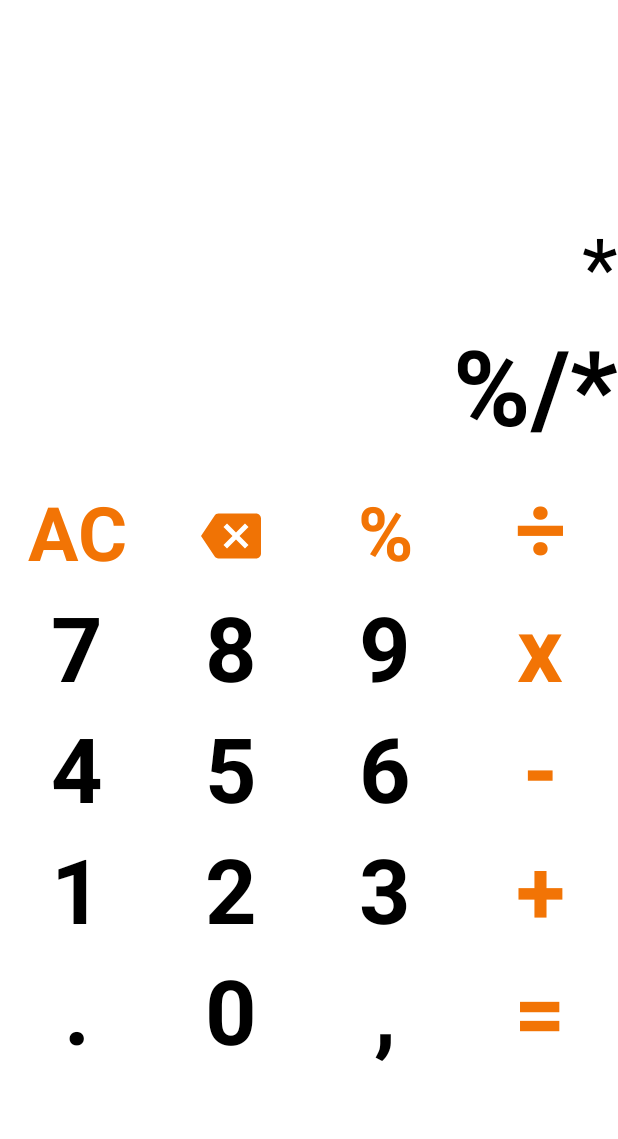
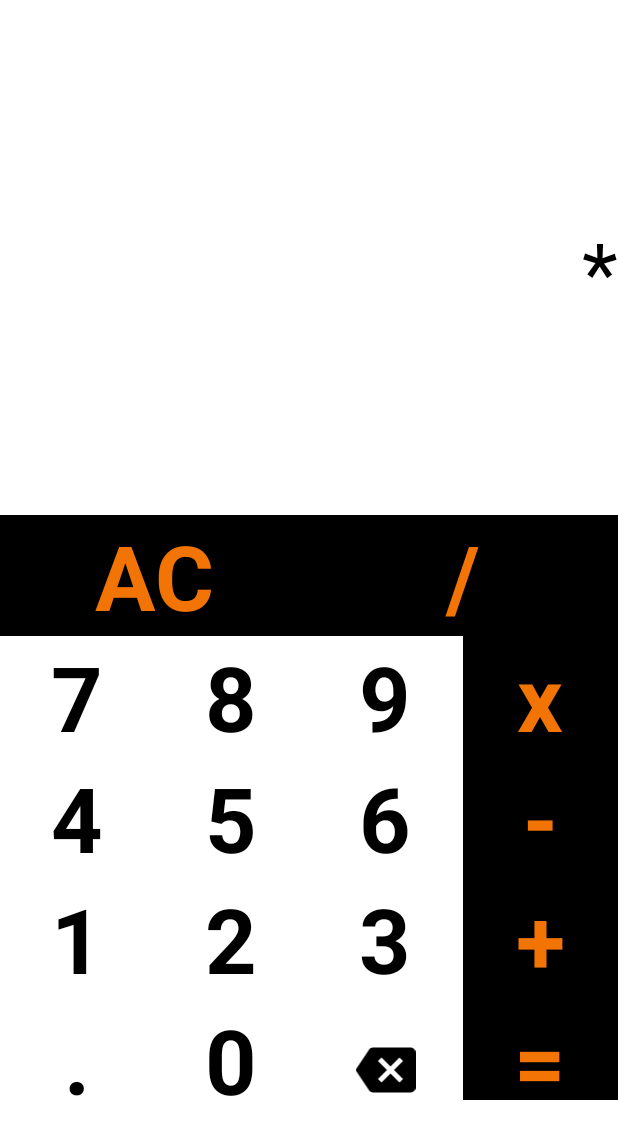
Before and after one commit to BrunoAnndrade/Math_Calculator, an Android app: the screen it shows after launch (MainActivity), after a tap on an icon or button, on a phone screen of 412 x 824 dp. Shown: the top 1139 px of the screen. Run offline under Robolectric (Android 15) with nearby library versions, the phone set to English and light mode, and no system bars; 3 other taps on this screen came first.

Commit message:
final app

```diff
--- a/app/src/main/java/com/example/calculator/MainActivity.kt
+++ b/app/src/main/java/com/example/calculator/MainActivity.kt
@@ -4,6 +4,8 @@ import androidx.appcompat.app.AppCompatActivity
 import android.os.Bundle
 import android.widget.ImageView
 import android.widget.TextView
+import net.objecthunter.exp4j.ExpressionBuilder
+import java.lang.Exception
 
 
 class MainActivity : AppCompatActivity() {
@@ -13,8 +15,8 @@ class MainActivity : AppCompatActivity() {
         setContentView(R.layout.activity_main)
 
 
-        val resultado = findViewById<TextView>(R.id.resultado)
-        val expressao = findViewById<TextView>(R.id.expressao)
+        val tvResultado = findViewById<TextView>(R.id.resultado)
+        val tvExpressao = findViewById<TextView>(R.id.expressao)
 
 
         // esconder a actionbar
@@ -32,7 +34,7 @@ class MainActivity : AppCompatActivity() {
         val oito = findViewById<TextView>(R.id.numero_oito)
         val nove = findViewById<TextView>(R.id.numero_nove)
         val ponto = findViewById<TextView>(R.id.sinalPonto)
-        val virgula = findViewById<TextView>(R.id.virgula)
+
 
 
         //Operadores
@@ -40,7 +42,7 @@ class MainActivity : AppCompatActivity() {
         val subtraçao = findViewById<TextView>(R.id.subtração)
         val divisao = findViewById<TextView>(R.id.divisão)
         val multiplicacao = findViewById<TextView>(R.id.multiplicação)
-        val porcentagem = findViewById<TextView>(R.id.porcetagem)
+
 
 
         val igual = findViewById<TextView>(R.id.sinalIgual)
@@ -49,30 +51,55 @@ class MainActivity : AppCompatActivity() {
 
 
         limparTudo.setOnClickListener {
-            resultado.text = ""
-            expressao.text = ""
+            tvResultado.text = ""
+            tvExpressao.text = ""
         }
 
         backspace.setOnClickListener {
-            val string = expressao.text.toString()
+            val string = tvExpressao.text.toString()
 
             if(string.isNotBlank()){
-                expressao.text = string.substring(0,string.length-1)
+                tvExpressao.text = string.substring(0,string.length-1)
             }
-            resultado.text = ""
+            tvResultado.text = ""
         }
+
+
+        igual.setOnClickListener{
+
+            try {
+                val expressao = ExpressionBuilder(tvExpressao.text.toString()).build()
+
+                //número double
+                val resultado = expressao.evaluate()
+                //numero inteiro long
+                val longResult = resultado.toLong()
+
+                if (resultado == longResult.toDouble()){
+                    tvResultado.text = longResult.toString()
+                } else{
+                    tvResultado.text = resultado.toString()
+                }
+
+            } catch (_:Exception){
+
+            }
+
+        }
+
+
 
         fun acrescentarUmaExpressao(string: String, limpar: Boolean) {
 
-            if (resultado.text.isNotEmpty()) {
-                expressao.text = ""
+            if (tvResultado.text.isNotEmpty()) {
+                tvExpressao.text = ""
             }
             if (limpar) {
-                resultado.text = ""
-                expressao.append(string)
+                tvResultado.text = ""
+                tvExpressao.append(string)
             } else {
-                expressao.append(string)
-                resultado.append(string)
+                tvExpressao.append(tvResultado.text)
+                tvExpressao.append(string)
             }
         }
 
@@ -88,14 +115,13 @@ class MainActivity : AppCompatActivity() {
         oito.setOnClickListener { acrescentarUmaExpressao("8", true) }
         nove.setOnClickListener { acrescentarUmaExpressao("9", true) }
         ponto.setOnClickListener { acrescentarUmaExpressao(".", true) }
-        virgula.setOnClickListener { acrescentarUmaExpressao(",", true) }
 
 
         soma.setOnClickListener { acrescentarUmaExpressao("+", false) }
         subtraçao.setOnClickListener { acrescentarUmaExpressao("-", false) }
         divisao.setOnClickListener { acrescentarUmaExpressao("/", false) }
         multiplicacao.setOnClickListener { acrescentarUmaExpressao("*", false) }
-        porcentagem.setOnClickListener { acrescentarUmaExpressao("%", false) }
+
 
     }
 
--- a/app/src/main/res/drawable/baseline_backspace_24.xml
+++ b/app/src/main/res/drawable/baseline_backspace_24.xml
@@ -1,5 +1,5 @@
 <vector android:autoMirrored="true" android:height="24dp"
-    android:tint="#F07305" android:viewportHeight="24"
+    android:tint="#000000" android:viewportHeight="24"
     android:viewportWidth="24" android:width="24dp" xmlns:android="http://schemas.android.com/apk/res/android">
     <path android:fillColor="@android:color/white" android:pathData="M22,3L7,3c-0.69,0 -1.23,0.35 -1.59,0.88L0,12l5.41,8.11c0.36,0.53 0.9,0.89 1.59,0.89h15c1.1,0 2,-0.9 2,-2L24,5c0,-1.1 -0.9,-2 -2,-2zM19,15.59L17.59,17 14,13.41 10.41,17 9,15.59 12.59,12 9,8.41 10.41,7 14,10.59 17.59,7 19,8.41 15.41,12 19,15.59z"/>
 </vector>
--- a/app/src/main/res/layout/activity_main.xml
+++ b/app/src/main/res/layout/activity_main.xml
@@ -10,8 +10,8 @@
     <TextView
         android:id="@+id/expressao"
         android:layout_width="match_parent"
-        android:layout_height="70dp"
-        android:layout_marginTop="140dp"
+        android:layout_height="100dp"
+        android:layout_marginTop="143dp"
         android:ellipsize="start"
         android:gravity="end"
         android:singleLine="true"
@@ -29,7 +29,8 @@
         android:text=""
         android:textColor="@color/black"
         android:textSize="70sp"
-        android:textStyle="bold" />
+        android:textStyle="bold"
+        android:maxLength="8"/>
 
     <LinearLayout
         android:layout_width="match_parent"
@@ -40,27 +41,13 @@
             android:id="@+id/limparTudo"
             style="@style/Operation_Button"
             android:text="AC"
-            android:textSize="50sp" />
+            />
 
-        <ImageView
-            android:id="@+id/backspace"
-            style="@style/Operation_Button"
-            android:layout_height="40dp"
-            android:layout_marginTop="27dp"
-            android:src="@drawable/baseline_backspace_24" />
-
-        <TextView
-            android:id="@+id/porcetagem"
-            style="@style/Operation_Button"
-            android:text="%"
-            android:textSize="50sp" />
 
         <TextView
             android:id="@+id/divisão"
             style="@style/Operation_Button"
-            android:text="÷"
-
-            />
+            android:text="/" />
 
     </LinearLayout>
 
@@ -158,17 +145,23 @@
         <TextView
             android:id="@+id/numero_zero"
             style="@style/Numbers_Button"
-            android:text="0" />
+            android:text="0"
+            />
 
-        <TextView
-            android:id="@+id/virgula"
+        <ImageView
+            android:id="@+id/backspace"
             style="@style/Numbers_Button"
-            android:text="," />
+            android:layout_height="40dp"
+            android:layout_marginTop="27dp"
+            android:src="@drawable/baseline_backspace_24"
+            app:tint="@color/black" />
 
         <TextView
             android:id="@+id/sinalIgual"
             style="@style/Operation_Button"
-            android:text="=" />
+            android:text="="
+
+           />
 
     </LinearLayout>
 </LinearLayout>
--- a/app/src/main/res/values/style.xml
+++ b/app/src/main/res/values/style.xml
@@ -2,19 +2,20 @@
 <resources>
     <style name="Operation_Button">
         <item name="android:layout_width">0dp</item>
-        <item name="android:layout_height">wrap_content</item>
+        <item name="android:layout_height">match_parent</item>
         <item name="android:layout_weight">1</item>
         <item name="backgroundColor">@color/black</item>
         <item name="android:textColor">@color/orange</item>
         <item name="android:gravity">center</item>
         <item name="android:textStyle">bold</item>
         <item name="android:textSize">60sp</item>
+        <item name="android:background">#000000</item>
 
     </style>
 
     <style name="Numbers_Button">
         <item name="android:layout_width">0dp</item>
-        <item name="android:layout_height">wrap_content</item>
+        <item name="android:layout_height">match_parent</item>
         <item name="android:layout_weight">1</item>
         <item name="backgroundColor">@color/white</item>
         <item name="android:textColor">@color/black</item>
```
